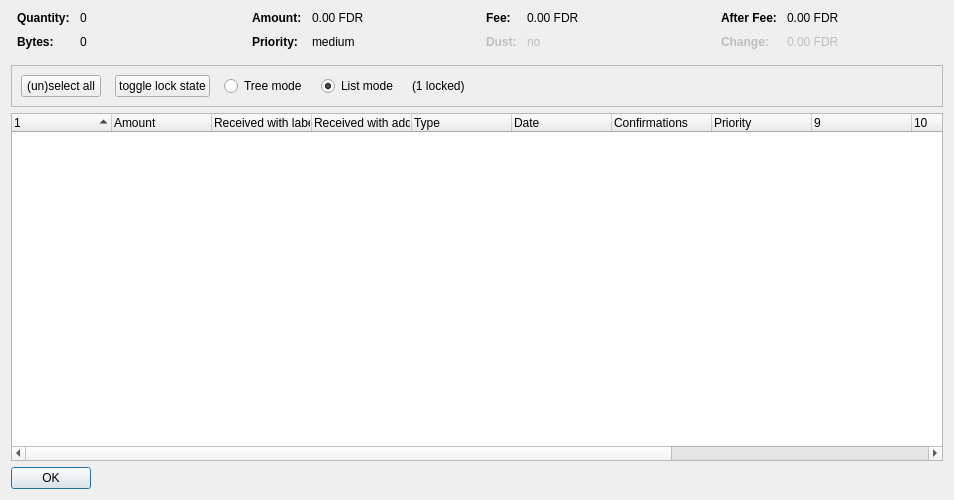
This is src/qt/forms/coincontroldialog.ui in j00v/fdr-blockchain as Qt 5 draws it before an edit. The edited form follows.
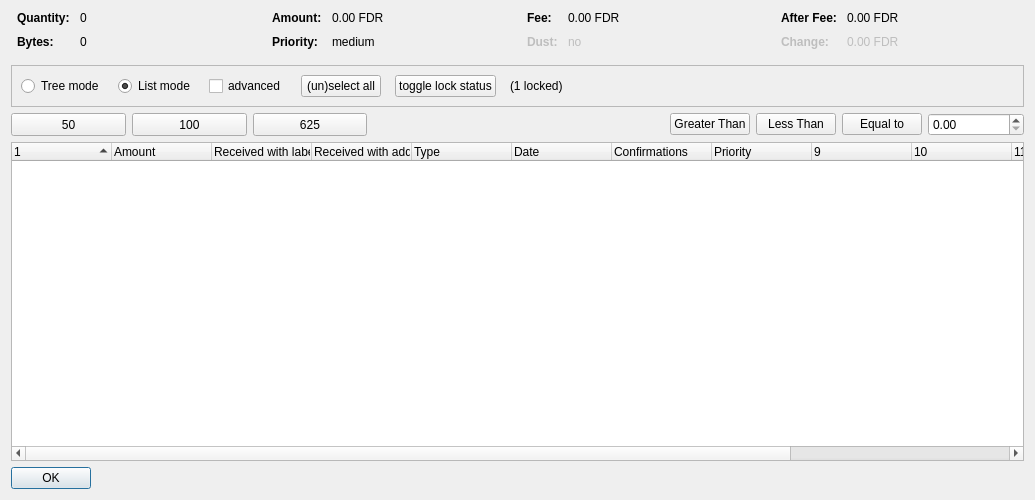
This is the edited form. Custom widgets are drawn as their Qt base class.

Commit message: add imputs feature in coincontrol

The edit to the form file:
```diff
--- a/src/qt/forms/coincontroldialog.ui
+++ b/src/qt/forms/coincontroldialog.ui
@@ -6,7 +6,7 @@
    <rect>
     <x>0</x>
     <y>0</y>
-    <width>954</width>
+    <width>1035</width>
     <height>500</height>
    </rect>
   </property>
@@ -352,38 +352,6 @@
         <property name="spacing">
          <number>14</number>
         </property>
-        <item>
-         <widget class="QPushButton" name="pushButtonSelectAll">
-          <property name="sizePolicy">
-           <sizepolicy hsizetype="Maximum" vsizetype="Fixed">
-            <horstretch>0</horstretch>
-            <verstretch>0</verstretch>
-           </sizepolicy>
-          </property>
-          <property name="text">
-           <string>(un)select all</string>
-          </property>
-          <property name="autoDefault">
-           <bool>false</bool>
-          </property>
-         </widget>
-        </item>
-        <item>
-         <widget class="QPushButton" name="pushButtonToggleLock">
-          <property name="sizePolicy">
-           <sizepolicy hsizetype="Maximum" vsizetype="Fixed">
-            <horstretch>0</horstretch>
-            <verstretch>0</verstretch>
-           </sizepolicy>
-          </property>
-          <property name="text">
-           <string>toggle lock state</string>
-          </property>
-          <property name="autoDefault">
-           <bool>false</bool>
-          </property>
-         </widget>
-        </item>
         <item>
          <widget class="QRadioButton" name="radioTreeMode">
           <property name="sizePolicy">
@@ -398,7 +366,7 @@
          </widget>
         </item>
         <item>
-         <widget class="QRadioButton" name="radioListMode">
+           <widget class="QRadioButton" name="radioListMode">
           <property name="sizePolicy">
            <sizepolicy hsizetype="Maximum" vsizetype="Fixed">
             <horstretch>0</horstretch>
@@ -406,13 +374,58 @@
            </sizepolicy>
           </property>
           <property name="text">
-           <string>List mode</string>
+            <string>List mode</string>
           </property>
           <property name="checked">
            <bool>true</bool>
           </property>
          </widget>
         </item>
+        <item>
+         <widget class="QCheckBox" name="advanced">
+          <property name="minimumSize">
+           <size>
+            <width>70</width>
+            <height>17</height>
+           </size>
+          </property>
+          <property name="text">
+           <string>advanced</string>
+          </property>
+         </widget>
+        </item>
+        <item>
+         <widget class="QPushButton" name="pushButtonSelectAll">
+          <property name="sizePolicy">
+           <sizepolicy hsizetype="Maximum" vsizetype="Fixed">
+            <horstretch>0</horstretch>
+            <verstretch>0</verstretch>
+           </sizepolicy>
+          </property>
+          <property name="text">
+           <string>(un)select all</string>
+          </property>
+          <property name="autoDefault">
+           <bool>false</bool>
+          </property>
+         </widget>
+        </item>
+        <item>
+         <widget class="QPushButton" name="pushButtonToggleLock">
+          <property name="sizePolicy">
+           <sizepolicy hsizetype="Maximum" vsizetype="Fixed">
+            <horstretch>0</horstretch>
+            <verstretch>0</verstretch>
+           </sizepolicy>
+          </property>
+          <property name="text">
+           <string>toggle lock status</string>
+          </property>
+          <property name="autoDefault">
+           <bool>false</bool>
+          </property>
+         </widget>
+        </item>
         <item>
          <widget class="QLabel" name="labelLocked">
           <property name="text">
@@ -438,6 +451,99 @@
      </layout>
     </widget>
    </item>
+   <item>
+    <layout class="QHBoxLayout" name="horizontalLayout_3">
+     <item>
+      <widget class="QPushButton" name="select_50">
+       <property name="minimumSize">
+        <size>
+         <width>115</width>
+         <height>23</height>
+        </size>
+       </property>
+       <property name="text">
+        <string>50</string>
+       </property>
+      </widget>
+     </item>
+     <item>
+      <widget class="QPushButton" name="select_100">
+       <property name="minimumSize">
+        <size>
+         <width>115</width>
+         <height>23</height>
+        </size>
+       </property>
+       <property name="text">
+        <string>100</string>
+       </property>
+      </widget>
+     </item>
+     <item>
+      <widget class="QPushButton" name="select_625">
+       <property name="minimumSize">
+        <size>
+         <width>114</width>
+         <height>23</height>
+        </size>
+       </property>
+       <property name="text">
+        <string>625</string>
+       </property>
+      </widget>
+     </item>
+     <item>
+      <spacer name="horizontalSpacer_2">
+       <property name="orientation">
+        <enum>Qt::Horizontal</enum>
+       </property>
+       <property name="sizeHint" stdset="0">
+        <size>
+         <width>40</width>
+         <height>20</height>
+        </size>
+       </property>
+      </spacer>
+     </item>
+     <item>
+      <widget class="QPushButton" name="GreaterThan">
+       <property name="text">
+        <string>Greater Than</string>
+       </property>
+      </widget>
+     </item>
+     <item>
+      <widget class="QPushButton" name="LessThan">
+       <property name="text">
+        <string>Less Than</string>
+       </property>
+      </widget>
+     </item>
+     <item>
+      <widget class="QPushButton" name="EqualTo">
+       <property name="text">
+        <string>Equal to</string>
+       </property>
+      </widget>
+     </item>
+     <item>
+      <widget class="QDoubleSpinBox" name="num_box">
+       <property name="minimumSize">
+        <size>
+         <width>96</width>
+         <height>20</height>
+        </size>
+       </property>
+      </widget>
+     </item>
+    </layout>
+   </item>
+   <item>
+    <layout class="QVBoxLayout" name="verticalLayout_2"/>
+   </item>
+   <item>
+    <layout class="QHBoxLayout" name="horizontalLayout_2"/>
+   </item>
    <item>
     <widget class="CoinControlTreeWidget" name="treeWidget">
      <property name="contextMenuPolicy">
```
The commit also changes 2 other files.
